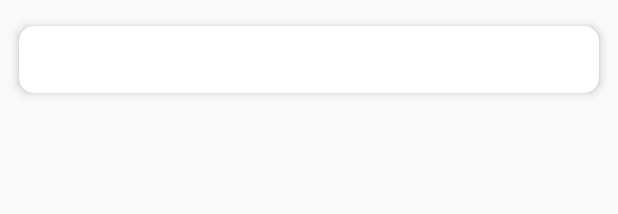
After one commit to venkatesh6114/Timeline, an Android app: the layout datewise_card_layout.xml on its own in the app's theme, with its tools: preview values and no code run, on a phone screen of 412 x 824 dp. The commit adds this screen. Shown: the top 214 px of the screen. Run offline under Robolectric (Android 15) with nearby library versions, the phone set to English and light mode, and no system bars.

Commit message:
* Datewise events list support added in specific recyclerView

```diff
--- a/app/src/main/res/layout/card_layout.xml
+++ b/app/src/main/res/layout/card_layout.xml
@@ -52,7 +52,8 @@
                 android:layout_height="wrap_content"
                 android:layout_below="@id/list_event_date"
                 android:layout_marginLeft="15dp"
-                android:textSize="20sp"
+                android:textSize="18sp"
+                android:textColor="@color/black"
                 />
 
 
--- /dev/null
+++ b/app/src/main/res/layout/datewise_card_layout.xml
@@ -0,0 +1,42 @@
+<?xml version="1.0" encoding="utf-8"?>
+<LinearLayout xmlns:android="http://schemas.android.com/apk/res/android"
+    xmlns:app="http://schemas.android.com/apk/res-auto"
+    android:layout_width="match_parent"
+    android:layout_height="wrap_content"
+    android:orientation="horizontal"
+    >
+    <android.support.v7.widget.CardView
+        android:id="@+id/date_card_view"
+        android:layout_width="match_parent"
+        android:layout_height="match_parent"
+        android:layout_marginTop="8dp"
+        android:layout_marginLeft="5dp"
+        android:layout_marginRight="5dp"
+        xmlns:card_tools="http://schemas.android.com/apk/res-auto"
+        card_tools:cardCornerRadius="10dp"
+        card_tools:cardElevation="4dp"
+        card_tools:cardUseCompatPadding="true"
+        card_tools:cardBackgroundColor="@color/cardview_light_background"
+        >
+
+    <LinearLayout
+        android:layout_width="match_parent"
+        android:layout_height="wrap_content"
+        android:orientation="vertical"
+        android:layout_marginTop="10dp"
+        android:layout_marginLeft="10dp"
+        android:layout_marginBottom="10dp"
+        >
+
+        <TextView
+            android:id="@+id/single_card_event_name"
+            android:layout_width="wrap_content"
+            android:layout_height="wrap_content"
+            android:layout_marginLeft="15dp"
+            android:textSize="18sp"
+            android:textColor="@color/black"
+            />
+    </LinearLayout>
+
+    </android.support.v7.widget.CardView>
+</LinearLayout>
--- a/app/src/main/res/values/colors.xml
+++ b/app/src/main/res/values/colors.xml
@@ -3,4 +3,5 @@
     <color name="colorPrimary">#3F51B5</color>
     <color name="colorPrimaryDark">#303F9F</color>
     <color name="colorAccent">#FF4081</color>
+    <color name="black">#222222</color>
 </resources>
--- a/app/src/main/res/values/strings.xml
+++ b/app/src/main/res/values/strings.xml
@@ -3,4 +3,5 @@
     <string name="action_settings">Settings</string>
     <string name="title_activity_create_timeline">CreateTimelineActivity</string>
     <string name="event_err_msg">* Event field should not be empty</string>
+    <string name="title_activity_single_event">SingleDateActivity</string>
 </resources>
```
Also changed, not shown: app/src/main/AndroidManifest.xml (+11 -3 lines), app/src/main/java/com/example/venki/timeline/MainActivity.java (+6 -3 lines), app/src/main/java/com/example/venki/timeline/SingleDateActivity.java (added, +50 -0 lines), app/src/main/java/com/example/venki/timeline/SingleDateAdapter.java (added, +56 -0 lines), app/src/main/java/com/example/venki/timeline/TimelineAdapter.java (+21 -15 lines), app/src/main/res/layout/activity_single_event.xml (added, +34 -0 lines).
